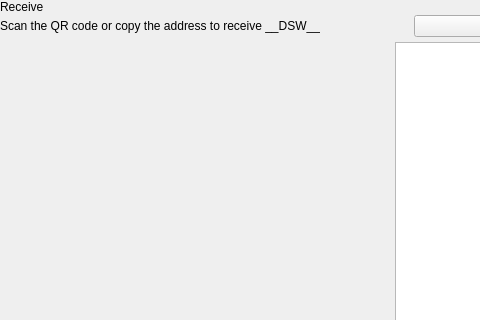
Old version of the form src/qt/pivx/forms/receivewidget.ui in the repository decenomy/DSW; both pictures show x 0 to 480 and y 0 to 320 of the 629 by 629 pixel window.
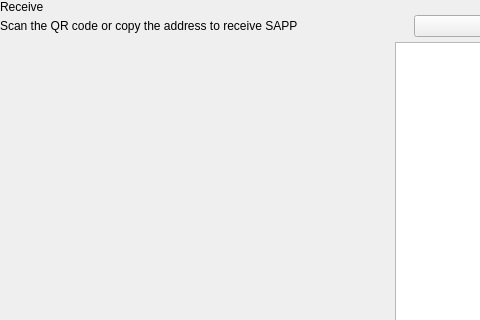
New version of the form. Custom widgets are drawn as their Qt base class.

Commit message: Changed the coin ticker __DSW__ -> SAPP

Patch:
```diff
--- a/src/qt/pivx/forms/receivewidget.ui
+++ b/src/qt/pivx/forms/receivewidget.ui
@@ -78,7 +78,7 @@
             <item alignment="Qt::AlignTop">
              <widget class="QLabel" name="labelSubtitle1">
               <property name="text">
-               <string>Scan the QR code or copy the address to receive __DSW__</string>
+               <string>Scan the QR code or copy the address to receive SAPP</string>
               </property>
              </widget>
             </item>
```
The commit also changes 116 other files.
